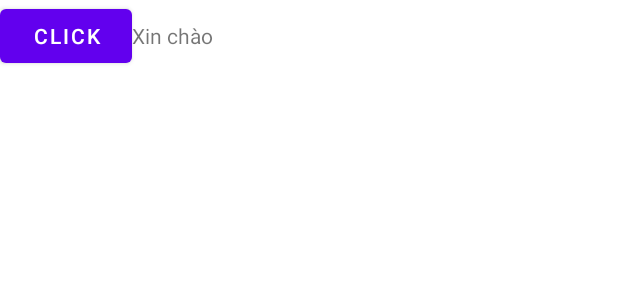
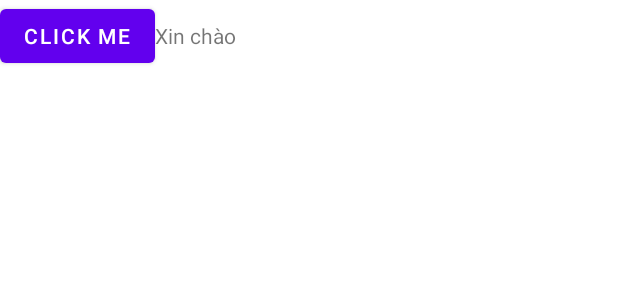
Before and after one commit to tantkna/Git_Buoi1, an Android app: the layout activity_main.xml on its own in the app's theme, with its tools: preview values and no code run, on a phone screen of 412 x 824 dp. Shown: the top 300 px of the screen. Run offline under Robolectric (Android 15) with nearby library versions, the phone set to English and light mode, and no system bars.

Commit message:
Change project

```diff
--- a/app/src/main/res/layout/activity_main.xml
+++ b/app/src/main/res/layout/activity_main.xml
@@ -9,7 +9,7 @@
     <Button
       android:layout_width="wrap_content"
       android:layout_height="wrap_content"
-      android:text="Click"
+      android:text="Click me"
       app:layout_constraintBottom_toBottomOf="parent"
       app:layout_constraintLeft_toLeftOf="parent"
       app:layout_constraintRight_toRightOf="parent"
```
